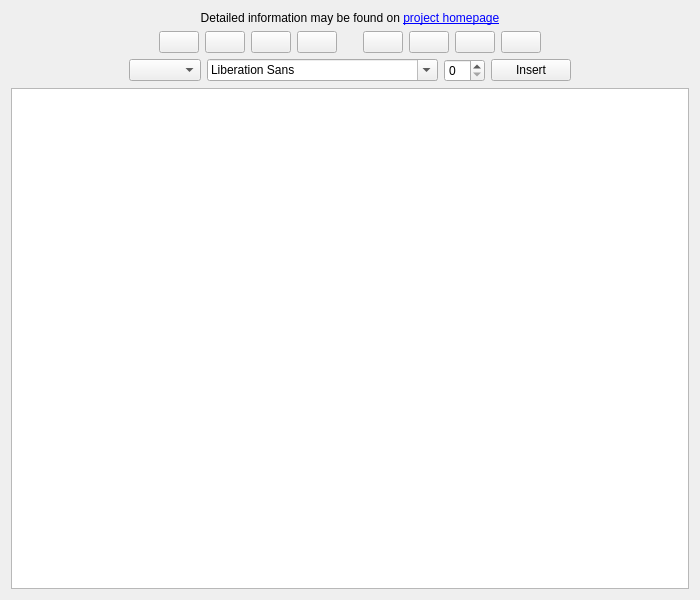
Old version of the form sources/awesome-widget/widget.ui in the repository arcan1s/awesome-widgets.
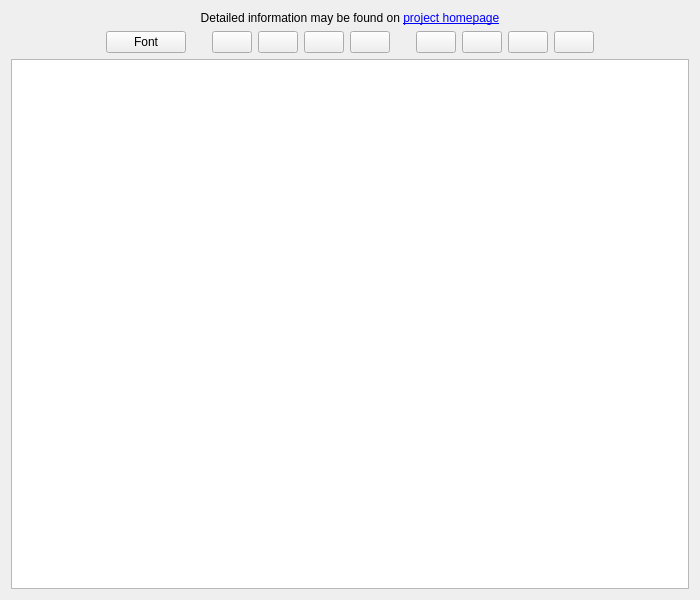
New version of the form. Icons and pictures are not drawn. Custom widgets are drawn as their Qt base class.

The edit to the form file:
```diff
--- a/sources/awesome-widget/widget.ui
+++ b/sources/awesome-widget/widget.ui
@@ -60,6 +60,29 @@
        </property>
       </spacer>
      </item>
+     <item>
+      <widget class="QPushButton" name="pushButton_font">
+       <property name="text">
+        <string>Font</string>
+       </property>
+      </widget>
+     </item>
+     <item>
+      <spacer name="spacer_mainFormatingCenter1">
+       <property name="orientation">
+        <enum>Qt::Horizontal</enum>
+       </property>
+       <property name="sizeType">
+        <enum>QSizePolicy::Fixed</enum>
+       </property>
+       <property name="sizeHint" stdset="0">
+        <size>
+         <width>20</width>
+         <height>20</height>
+        </size>
+       </property>
+      </spacer>
+     </item>
      <item>
       <widget class="QPushButton" name="pushButton_bold">
        <property name="icon">
@@ -172,52 +195,6 @@
      </item>
     </layout>
    </item>
-   <item>
-    <layout class="QHBoxLayout" name="layout_font">
-     <item>
-      <spacer name="spacer_fontLeft">
-       <property name="orientation">
-        <enum>Qt::Horizontal</enum>
-       </property>
-       <property name="sizeHint" stdset="0">
-        <size>
-         <width>40</width>
-         <height>20</height>
-        </size>
-       </property>
-      </spacer>
-     </item>
-     <item>
-      <widget class="KColorCombo" name="kcolorcombo"/>
-     </item>
-     <item>
-      <widget class="QFontComboBox" name="fontComboBox"/>
-     </item>
-     <item>
-      <widget class="QSpinBox" name="spinBox"/>
-     </item>
-     <item>
-      <widget class="QPushButton" name="pushButton_applyFont">
-       <property name="text">
-        <string>Insert</string>
-       </property>
-      </widget>
-     </item>
-     <item>
-      <spacer name="spacer_fontRight">
-       <property name="orientation">
-        <enum>Qt::Horizontal</enum>
-       </property>
-       <property name="sizeHint" stdset="0">
-        <size>
-         <width>40</width>
-         <height>20</height>
-        </size>
-       </property>
-      </spacer>
-     </item>
-    </layout>
-   </item>
    <item>
     <widget class="QTextEdit" name="textEdit_elements">
      <property name="lineWrapMode">
@@ -230,13 +207,6 @@
    </item>
   </layout>
  </widget>
- <customwidgets>
-  <customwidget>
-   <class>KColorCombo</class>
-   <extends>QComboBox</extends>
-   <header>kcolorcombo.h</header>
-  </customwidget>
- </customwidgets>
  <resources/>
  <connections/>
 </ui>
```
Left out of the diff: 2 changed lines with no effect on the pictures.
